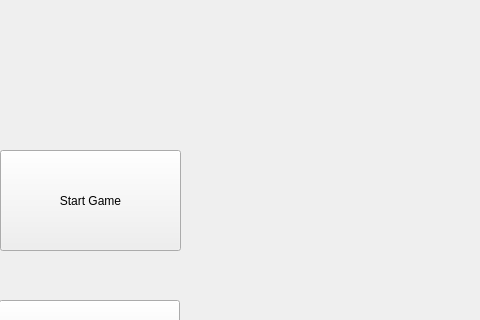
Before: the Qt Designer form exp/mainwindow.ui in SahibAlMowt/Monopoly, drawn with Qt 5; both pictures show x 320 to 800 and y 0 to 320 of the 800 by 600 pixel window.
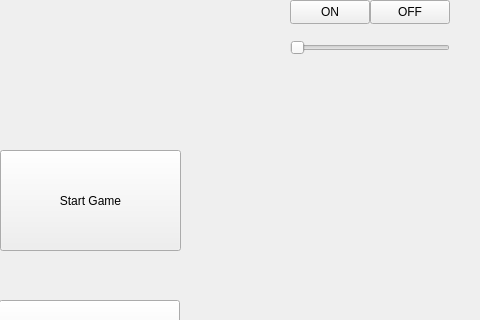
After: the same form once the commit is applied.

```diff
--- a/exp/mainwindow.ui
+++ b/exp/mainwindow.ui
@@ -40,6 +40,45 @@
      <string>Quit Game</string>
     </property>
    </widget>
+   <widget class="QSlider" name="slide_audio">
+    <property name="geometry">
+     <rect>
+      <x>610</x>
+      <y>40</y>
+      <width>160</width>
+      <height>16</height>
+     </rect>
+    </property>
+    <property name="orientation">
+     <enum>Qt::Horizontal</enum>
+    </property>
+   </widget>
+   <widget class="QPushButton" name="stop_audio">
+    <property name="geometry">
+     <rect>
+      <x>690</x>
+      <y>0</y>
+      <width>80</width>
+      <height>24</height>
+     </rect>
+    </property>
+    <property name="text">
+     <string>OFF</string>
+    </property>
+   </widget>
+   <widget class="QPushButton" name="play_audio">
+    <property name="geometry">
+     <rect>
+      <x>610</x>
+      <y>0</y>
+      <width>80</width>
+      <height>24</height>
+     </rect>
+    </property>
+    <property name="text">
+     <string>ON</string>
+    </property>
+   </widget>
   </widget>
   <widget class="QMenuBar" name="menubar">
    <property name="geometry">
```
